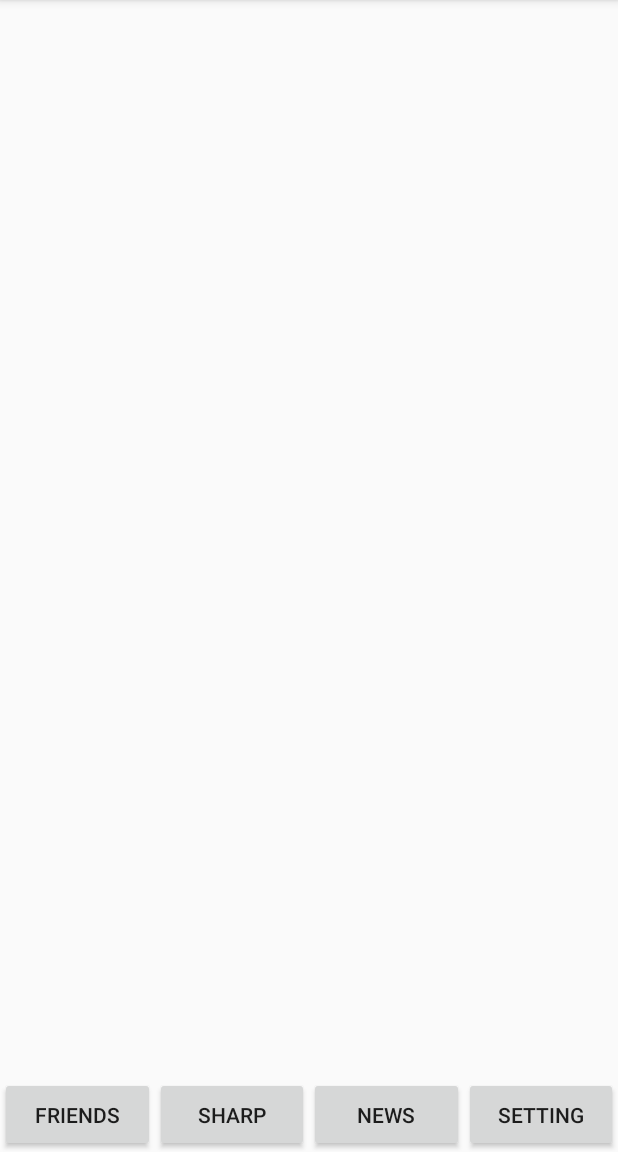
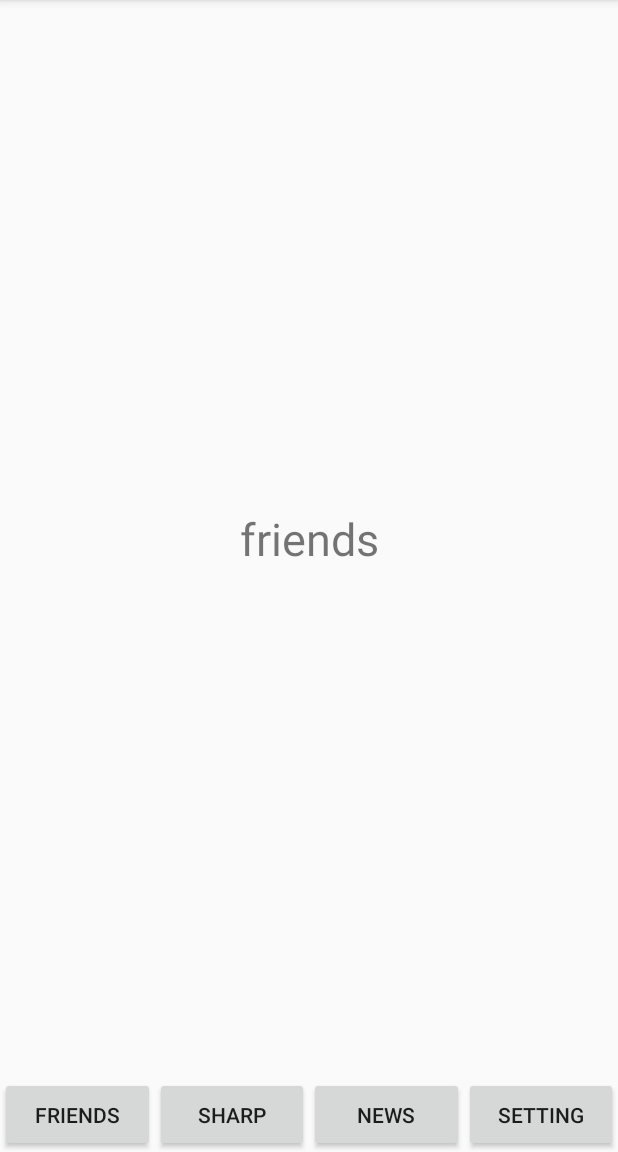
Before and after one commit to gardenk11181/android_kokoa, an Android app: the MainActivity screen opened directly, with no data from a screen before it, on a phone screen of 412 x 824 dp, the part 84-1236 px from its top. Run offline under Robolectric (Android 15) with nearby library versions, the phone set to English and light mode, and no system bars.

Commit message:
layout base finished

```diff
--- a/app/src/main/java/com/gardenlab/androidkokoa/Fragment1.java
+++ b/app/src/main/java/com/gardenlab/androidkokoa/Fragment1.java
@@ -13,6 +13,6 @@ public class Fragment1 extends Fragment {
     @Nullable
     @Override
     public View onCreateView(@NonNull LayoutInflater inflater, @Nullable ViewGroup container, @Nullable Bundle savedInstanceState) {
-        return super.onCreateView(inflater, container, savedInstanceState);
+        return inflater.inflate(R.layout.fragment1,container,false);
     }
 }
--- a/app/src/main/java/com/gardenlab/androidkokoa/Fragment2.java
+++ b/app/src/main/java/com/gardenlab/androidkokoa/Fragment2.java
@@ -13,6 +13,6 @@ public class Fragment2 extends Fragment {
     @Nullable
     @Override
     public View onCreateView(@NonNull LayoutInflater inflater, @Nullable ViewGroup container, @Nullable Bundle savedInstanceState) {
-        return super.onCreateView(inflater, container, savedInstanceState);
+        return inflater.inflate(R.layout.fragment2,container,false);
     }
 }
--- a/app/src/main/java/com/gardenlab/androidkokoa/Fragment3.java
+++ b/app/src/main/java/com/gardenlab/androidkokoa/Fragment3.java
@@ -13,6 +13,6 @@ public class Fragment3 extends Fragment {
     @Nullable
     @Override
     public View onCreateView(@NonNull LayoutInflater inflater, @Nullable ViewGroup container, @Nullable Bundle savedInstanceState) {
-        return super.onCreateView(inflater, container, savedInstanceState);
+        return inflater.inflate(R.layout.fragment3,container,false);
     }
 }
--- a/app/src/main/java/com/gardenlab/androidkokoa/Fragment4.java
+++ b/app/src/main/java/com/gardenlab/androidkokoa/Fragment4.java
@@ -13,6 +13,6 @@ public class Fragment4 extends Fragment {
     @Nullable
     @Override
     public View onCreateView(@NonNull LayoutInflater inflater, @Nullable ViewGroup container, @Nullable Bundle savedInstanceState) {
-        return super.onCreateView(inflater, container, savedInstanceState);
+        return inflater.inflate(R.layout.fragment4,container,false);
     }
 }
--- a/app/src/main/java/com/gardenlab/androidkokoa/MainActivity.java
+++ b/app/src/main/java/com/gardenlab/androidkokoa/MainActivity.java
@@ -3,12 +3,61 @@ package com.gardenlab.androidkokoa;
 import androidx.appcompat.app.AppCompatActivity;
 
 import android.os.Bundle;
+import android.view.View;
+import android.widget.Button;
+import android.widget.FrameLayout;
 
 public class MainActivity extends AppCompatActivity {
+    private FrameLayout container;
+    private Fragment1 fragment1;
+    private Fragment2 fragment2;
+    private Fragment3 fragment3;
+    private Fragment4 fragment4;
 
     @Override
     protected void onCreate(Bundle savedInstanceState) {
         super.onCreate(savedInstanceState);
         setContentView(R.layout.activity_main);
+
+        fragment1 = new Fragment1();
+        fragment2 = new Fragment2();
+        fragment3 = new Fragment3();
+        fragment4 = new Fragment4();
+        Button btn1 = findViewById(R.id.btnFriend);
+        Button btn2 = findViewById(R.id.btnChat);
+        Button btn3 = findViewById(R.id.btnNews);
+        Button btn4 = findViewById(R.id.btnSetting);
+
+        getSupportFragmentManager().beginTransaction().add(R.id.container,fragment1).commit();
+
+        btn1.setOnClickListener(new View.OnClickListener() {
+            @Override
+            public void onClick(View v) {
+                getSupportFragmentManager().beginTransaction().replace(R.id.container,fragment1).commit();
+            }
+        });
+
+        btn2.setOnClickListener(new View.OnClickListener() {
+            @Override
+            public void onClick(View v) {
+                getSupportFragmentManager().beginTransaction().replace(R.id.container,fragment2).commit();
+            }
+        });
+
+        btn3.setOnClickListener(new View.OnClickListener() {
+            @Override
+            public void onClick(View v) {
+                getSupportFragmentManager().beginTransaction().replace(R.id.container,fragment3).commit();
+            }
+        });
+
+        btn4.setOnClickListener(new View.OnClickListener() {
+            @Override
+            public void onClick(View v) {
+                getSupportFragmentManager().beginTransaction().replace(R.id.container,fragment4).commit();
+            }
+        });
+
+
     }
 }
--- a/app/src/main/res/layout/fragment2.xml
+++ b/app/src/main/res/layout/fragment2.xml
@@ -7,7 +7,7 @@
     <TextView
         android:layout_width="match_parent"
         android:layout_height="wrap_content"
-        android:text="@string/freinds"
+        android:text="@string/sharp"
         android:textSize="30sp"
         android:gravity="center"
         />
--- a/app/src/main/res/layout/fragment3.xml
+++ b/app/src/main/res/layout/fragment3.xml
@@ -7,7 +7,7 @@
     <TextView
         android:layout_width="match_parent"
         android:layout_height="wrap_content"
-        android:text="@string/freinds"
+        android:text="@string/news"
         android:textSize="30sp"
         android:gravity="center"
         />
--- a/app/src/main/res/layout/fragment4.xml
+++ b/app/src/main/res/layout/fragment4.xml
@@ -7,7 +7,7 @@
     <TextView
         android:layout_width="match_parent"
         android:layout_height="wrap_content"
-        android:text="@string/freinds"
+        android:text="@string/setting"
         android:textSize="30sp"
         android:gravity="center"
         />
```
Also changed, not shown: app/src/main/java/com/gardenlab/androidkokoa/LoginActivity.java (+8 -1 lines).
